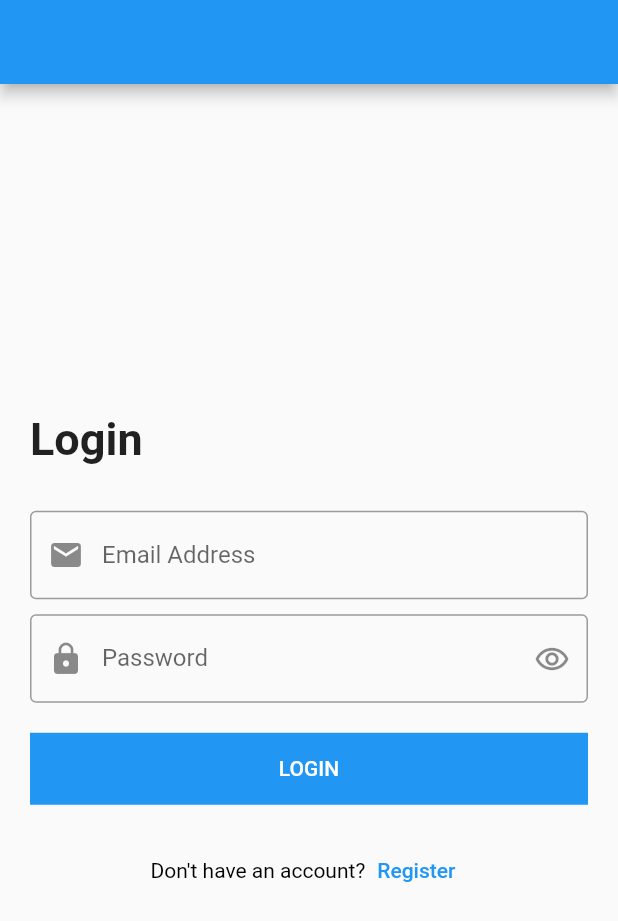
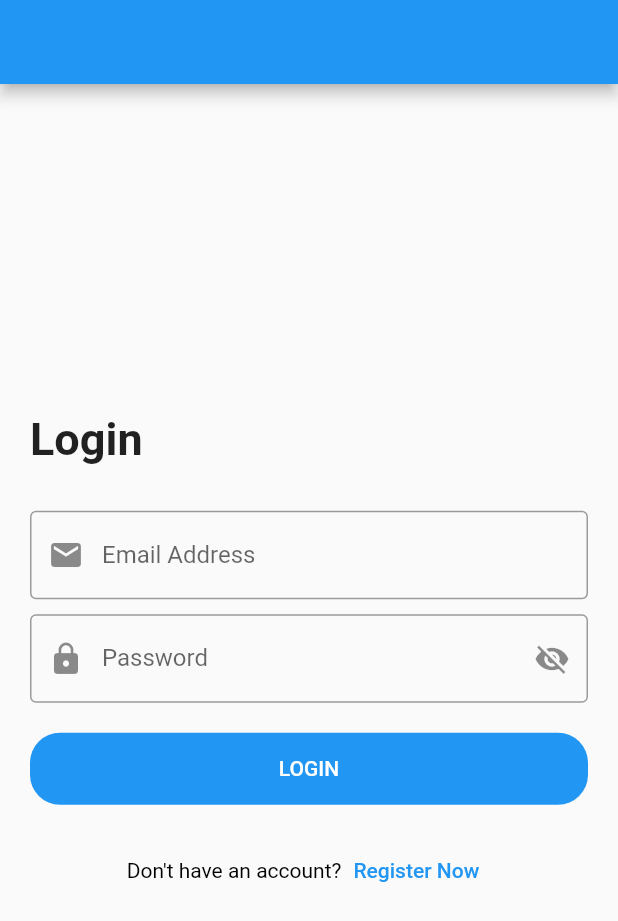
Before and after one commit to 3loo4official/login_screen, a Flutter app: the screen it shows after launch, after a tap on "LOGIN", on a phone screen of 412 x 824 dp. Shown: the top 921 px of the screen. Run offline on Flutter 3.47's test engine with Material 2 defaults, Android fonts, the phone set to English and light mode, and no system bars.

Commit message:
reusable component update

```diff
--- a/lib/login_screen.dart
+++ /dev/null
@@ -1,108 +0,0 @@
-// ignore_for_file: must_be_immutable
-
-import 'package:flutter/material.dart';
-
-class LoginScreen extends StatelessWidget {
-  var emailController = TextEditingController();
-  var passwordController = TextEditingController();
-
-  LoginScreen({Key? key}) : super(key: key);
-
-  @override
-  Widget build(BuildContext context) {
-    return Scaffold(
-      appBar: AppBar(),
-      body: Padding(
-        padding: const EdgeInsets.all(20.0),
-        child:Center(
-          child: SingleChildScrollView(
-            child: Column(
-              crossAxisAlignment: CrossAxisAlignment.start,
-              // ignore: prefer_const_literals_to_create_immutables
-              children: [
-                 const Text(
-                  'Login',
-                  style: TextStyle(fontSize: 30.0, fontWeight: FontWeight.bold),
-                ),
-                const SizedBox(
-                  height: 30.0,
-                ),
-                TextFormField(
-                  controller: emailController,
-                  keyboardType: TextInputType.emailAddress,
-                  onChanged: (value) {
-                    print(value);
-                  },
-                  onFieldSubmitted: (value) {
-                    print(value);
-                  },
-                  decoration: const InputDecoration(
-                    prefixIcon: Icon(Icons.mail),
-                    labelText: 'Email Address',
-                    border: OutlineInputBorder(),
-                  ),
-                ),
-                const SizedBox(height: 10.0),
-                TextFormField(
-                  controller: passwordController,
-                  keyboardType: TextInputType.visiblePassword,
-                  obscureText: true,
-                  onChanged: (value) {
-                    print(value);
-                  },
-                  onFieldSubmitted: (value) {
-                    print(value);
-                  },
-                  decoration: const InputDecoration(
-                    labelText: 'Password',
-                    prefixIcon: Icon(
-                      Icons.lock,
-                    ),
-                    suffixIcon: Icon(
-                      Icons.remove_red_eye_outlined,
-                    ),
-                    border: OutlineInputBorder(),
-                  ),
-                ),
-                const SizedBox(
-                  height: 20.0,
-                ),
-                Container(
-                  color: Colors.blue,
-                  width: double.infinity,
-                  child: MaterialButton(
-                    onPressed: () {
-                      print(emailController);
-                      print(passwordController);
-                    },
-                    child: const Padding(
-                      padding: EdgeInsets.symmetric(vertical: 15),
-                      child: Text(
-                        'LOGIN',
-                        style: TextStyle(color: Colors.white),
-                      ),
-                    ),
-                  ),
-                ),
-                const SizedBox(
-                  height: 20,
-                ),
-                Row(
-                  mainAxisAlignment: MainAxisAlignment.center,
-                  crossAxisAlignment: CrossAxisAlignment.center,
-                  children: [
-                    const Text('Don\'t have an account?',style: TextStyle(color: Colors.black),),
-                    TextButton(
-                      onPressed: () {},
-                      child: const Text('Register',style: TextStyle(color: Colors.blue),),
-                    ),
-                  ],
-                )
-              ],
-            ),
-          ),
-        ),
-      ),
-    );
-  }
-}
--- a/lib/main.dart
+++ b/lib/main.dart
@@ -1,10 +1,10 @@
 import 'package:flutter/material.dart';
-import 'package:login_screen/login_screen.dart';
+import 'package:login_screen/modules/login_screen.dart';
 
-void main() => runApp( MyApp());
+void main() => runApp( const MyApp());
 
 class MyApp extends StatelessWidget {
-   MyApp({Key? key}) : super(key: key);
+   const MyApp({Key? key}) : super(key: key);
 
   @override
   Widget build(BuildContext context) {
--- /dev/null
+++ b/lib/modules/login_screen.dart
@@ -0,0 +1,127 @@
+// ignore_for_file: must_be_immutable
+
+import 'package:flutter/material.dart';
+
+import '../shared/components/components.dart';
+
+class LoginScreen extends StatefulWidget {
+  @override
+  State<LoginScreen> createState() => _LoginScreenState();
+}
+
+class _LoginScreenState extends State<LoginScreen> {
+  var emailController = TextEditingController();
+  var passwordController = TextEditingController();
+  var formKey = GlobalKey<FormState>();
+  bool isPassword = true;
+
+  @override
+  Widget build(BuildContext context) {
+    return Scaffold(
+      appBar: AppBar(),
+      body: Padding(
+        padding: const EdgeInsets.all(20.0),
+        child: Center(
+          child: SingleChildScrollView(
+            child: Form(
+              key: formKey,
+              child: Column(
+                crossAxisAlignment: CrossAxisAlignment.start,
+                // ignore: prefer_const_literals_to_create_immutables
+                children: [
+                  const Text(
+                    'Login',
+                    style:
+                        TextStyle(fontSize: 30.0, fontWeight: FontWeight.bold),
+                  ),
+                  const SizedBox(
+                    height: 30.0,
+                  ),
+                  defaultFormField(
+                      controller: emailController,
+                      type: TextInputType.emailAddress,
+                      radius: 20,
+
+                      validate: (String? value)
+                      {
+                        if(value!.isEmpty)
+                        {
+                          return 'Email must not be empty';
+                        }
+                        return null;
+                      },
+                      label: 'Email Address',
+                      prefixIcon: Icons.mail),
+                  SizedBox(height: 10.0),
+                  defaultFormField(
+                      controller: passwordController,
+                      type: TextInputType.visiblePassword,
+                      isPassword: isPassword,
+
+                      radius: 20,
+                      validate: (String? value)
+                      {
+                        if(value!.isEmpty)
+                        {
+                          return 'Password must not be empty';
+                        }
+                        return null;
+                      },
+                      label: 'Password',
+                      prefixIcon: Icons.lock,
+                    suffixIcon: isPassword? Icons.visibility_off: Icons.visibility,
+                    suffixPressed: ()
+                    {
+                      setState(()
+                      {
+                        isPassword = !isPassword;
+                      });
+                    }
+
+                  ),
+                  const SizedBox(
+                    height: 20.0,
+                  ),
+                  defaultButton(
+                    text: 'LOGIN',
+                    isUpperCase: true,
+                    radius: 20,
+                    function: ()
+                    {
+                      if (
+                      formKey.currentState!.validate())
+                      {
+                        print(emailController.text);
+                        print(passwordController.text);
+                      }
+                    },
+                  ),
+                  const SizedBox(
+                    height: 20,
+                  ),
+                  Row(
+                    mainAxisAlignment: MainAxisAlignment.center,
+                    crossAxisAlignment: CrossAxisAlignment.center,
+                    children: [
+                      const Text(
+                        'Don\'t have an account?',
+                        style: TextStyle(color: Colors.black),
+                      ),
+                      TextButton(
+                        onPressed: () {},
+                        child: const Text(
+                          'Register Now',
+                          style: TextStyle(color: Colors.blue),
+                        ),
+                      ),
+                    ],
+                  )
+                ],
+              ),
+            ),
+          ),
+        ),
+      ),
+    );
+  }
+}
--- /dev/null
+++ b/lib/shared/components/components.dart
@@ -0,0 +1,79 @@
+import 'package:flutter/material.dart';
+
+Widget defaultButton({
+  double width = double.infinity,
+  Color backgroundColor = Colors.blue,
+  required Function function,
+  double radius = 0.0,
+  required String text,
+  bool isUpperCase = true,
+}) =>
+    Container(
+      decoration: BoxDecoration(
+        color: backgroundColor,
+        borderRadius: BorderRadius.circular(radius),
+      ),
+      width: width,
+      child: MaterialButton(
+        onPressed: () {
+          function();
+        },
+        child: Padding(
+          padding: EdgeInsets.symmetric(vertical: 15),
+          child: Text(
+            isUpperCase ? text.toUpperCase() : text,
+            style: TextStyle(color: Colors.white),
+          ),
+        ),
+      ),
+    );
+
+Widget defaultFormField({
+  required TextEditingController controller,
+  required TextInputType type,
+  Function? onSubmit,
+  Function? onChange,
+  Function? onTap,
+  bool isPassword = false,
+  bool isClickable = true,
+  required Function validate,
+  required String label,
+  required IconData prefixIcon,
+  IconData? suffixIcon,
+  Function? suffixPressed,
+  double radius = 0.0,
+}) =>
+    TextFormField(
+      controller: controller,
+      keyboardType: type,
+      obscureText: isPassword,
+      onFieldSubmitted: (value) {
+        onSubmit!(value);
+      },
+      onChanged: (value) {
+        onChange!(value);
+      },
+      onTap: () {
+        onTap!();
+      },
+      validator: (value) {
+        validate(value);
+      },
+      decoration: InputDecoration(
+        labelText: label,
+        prefixIcon: Icon(
+          prefixIcon,
+        ),
+        suffixIcon: suffixIcon != null
+            ? IconButton(
+                onPressed: () {
+                  suffixPressed!();
+                },
+                icon: Icon(
+                  suffixIcon,
+                ),
+              )
+            : null,
+        border: OutlineInputBorder(),
+      ),
+    );
```
Also changed, not shown: lib/shared/components/constants.dart (added), pubspec.lock, 1 other file.
